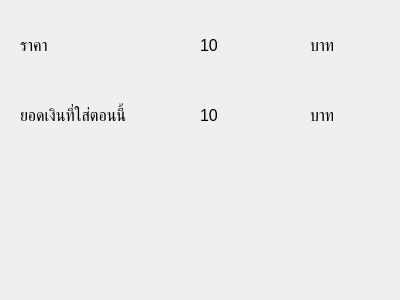
Above: assets/design/InputCoin.ui from LagSeeN/Py-Food-Vending-Machine before the change. Below: the same form after it.
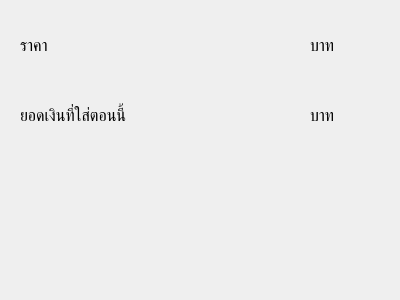
That is the form after the change. Icons and pictures are not drawn.

Commit message: :lipstick: update design

```diff
--- a/assets/design/InputCoin.ui
+++ b/assets/design/InputCoin.ui
@@ -49,7 +49,10 @@
     </font>
    </property>
    <property name="text">
-    <string>10</string>
+    <string/>
+   </property>
+   <property name="alignment">
+    <set>Qt::AlignRight|Qt::AlignTrailing|Qt::AlignVCenter</set>
    </property>
   </widget>
   <widget class="QLabel" name="label_3">
@@ -121,7 +124,10 @@
     </font>
    </property>
    <property name="text">
-    <string>10</string>
+    <string/>
+   </property>
+   <property name="alignment">
+    <set>Qt::AlignRight|Qt::AlignTrailing|Qt::AlignVCenter</set>
    </property>
   </widget>
  </widget>
```
Left out of the diff: 26 changed lines with no effect on the pictures. The commit also changes 2 other files.
